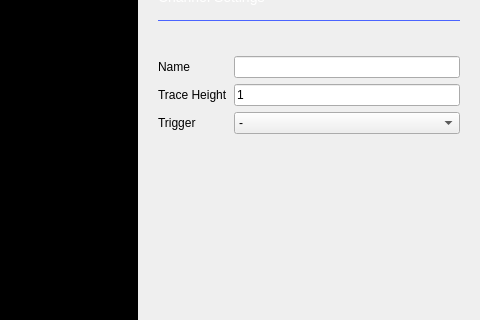
Before: the Qt Designer form ui/logic_analyzer.ui in analogdevicesinc/scopy, drawn with Qt 5; both pictures show x 800 to 1280 and y 122 to 442 of the 1280 by 654 pixel window.
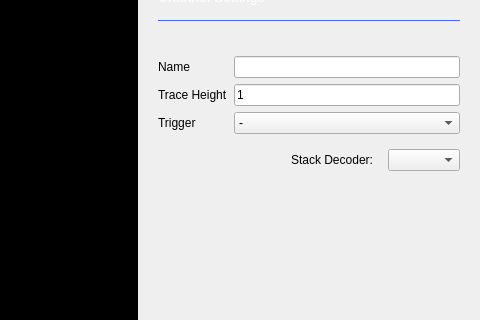
After: the same form once the commit is applied. Icons and pictures are not drawn. Custom widgets are drawn as their Qt base class.

Commit message: Stack decoder button gui

```diff
--- a/ui/logic_analyzer.ui
+++ b/ui/logic_analyzer.ui
@@ -846,6 +846,42 @@
                    </property>
                   </layout>
                  </item>
+                 <item>
+                  <layout class="QHBoxLayout" name="horizontalLayout_5">
+                   <property name="topMargin">
+                    <number>0</number>
+                   </property>
+                   <item>
+                    <spacer name="horizontalSpacer_6">
+                     <property name="orientation">
+                      <enum>Qt::Horizontal</enum>
+                     </property>
+                     <property name="sizeHint" stdset="0">
+                      <size>
+                       <width>40</width>
+                       <height>20</height>
+                      </size>
+                     </property>
+                    </spacer>
+                   </item>
+                   <item>
+                    <widget class="QLabel" name="stackDecoderLabel">
+                     <property name="sizePolicy">
+                      <sizepolicy hsizetype="Fixed" vsizetype="Preferred">
+                       <horstretch>0</horstretch>
+                       <verstretch>0</verstretch>
+                      </sizepolicy>
+                     </property>
+                     <property name="text">
+                      <string>Stack Decoder:</string>
+                     </property>
+                    </widget>
+                   </item>
+                   <item>
+                    <widget class="QComboBox" name="stackDecoderComboBox"/>
+                   </item>
+                  </layout>
+                 </item>
                  <item>
                   <spacer name="verticalSpacer_2">
                    <property name="orientation">
```
The commit also changes 2 other files.
